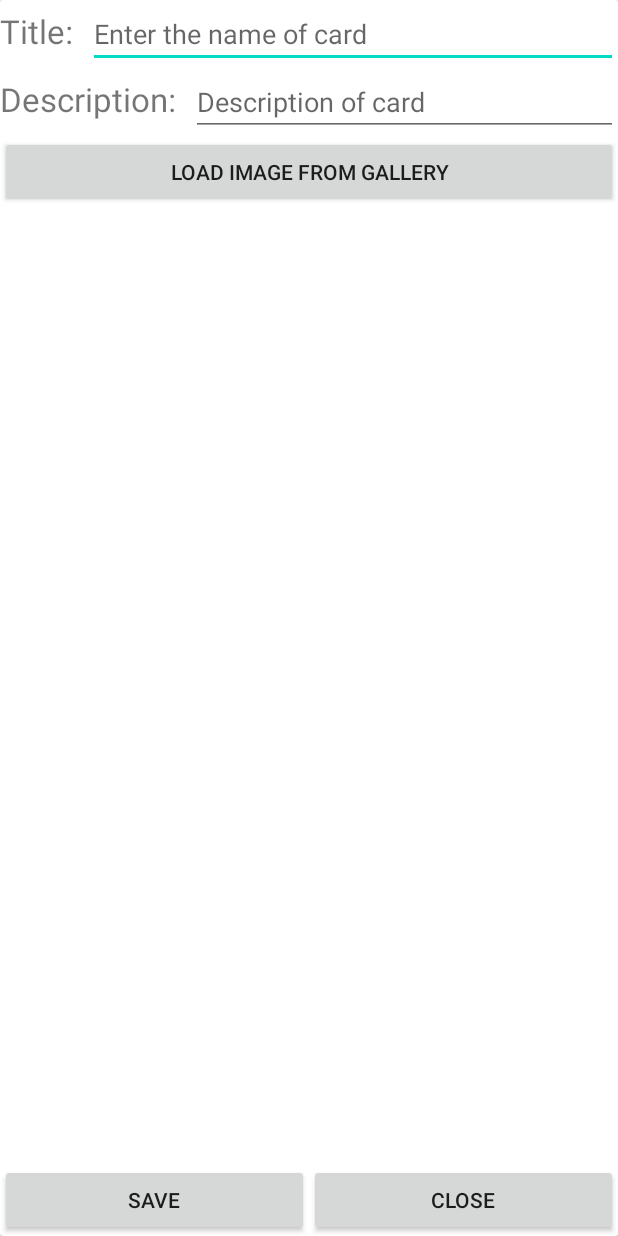
After one commit to sillva7/CardsForBoardGame, an Android app: the layout activity_add_new_card.xml on its own in the app's theme, with its tools: preview values and no code run, on a phone screen of 412 x 824 dp. The commit adds this screen. Run offline under Robolectric (Android 15) with nearby library versions, the phone set to English and light mode, and no system bars.

Commit message:
functioning BD and addNewCardActivity(Not named it yet like that, but still)

```diff
--- a/app/build.gradle
+++ b/app/build.gradle
@@ -28,6 +28,7 @@ dependencies {
 
     implementation 'androidx.appcompat:appcompat:1.1.0'
     implementation 'androidx.constraintlayout:constraintlayout:1.1.3'
+    implementation 'androidx.recyclerview:recyclerview:1.1.0'
     testImplementation 'junit:junit:4.12'
     androidTestImplementation 'androidx.test.ext:junit:1.1.1'
     androidTestImplementation 'androidx.test.espresso:espresso-core:3.2.0'
--- a/app/src/main/AndroidManifest.xml
+++ b/app/src/main/AndroidManifest.xml
@@ -16,8 +16,10 @@
         android:roundIcon="@mipmap/ic_launcher_round"
         android:supportsRtl="true"
         android:theme="@style/AppTheme">
-        <activity android:name=".Testt"></activity>
-        <activity android:name=".MainActivity">
+        <activity android:name=".activities.AllCardsActivity"></activity>
+        <activity android:name=".activities.AddNewCardActivity" />
+        <activity android:name=".Testt" />
+        <activity android:name=".activities.MainActivity">
             <intent-filter>
                 <action android:name="android.intent.action.MAIN" />
 
--- a/app/src/main/java/com/example/cardsforboardgame/DBStuf/CardDB.java
+++ b/app/src/main/java/com/example/cardsforboardgame/DBStuf/CardDB.java
@@ -9,10 +9,10 @@ import androidx.room.RoomDatabase;
 import com.example.cardsforboardgame.Classes.Card;
 
 
-@Database(entities = {Card.class}, version = 2, exportSchema = false)
+@Database(entities = {Card.class}, version = 3, exportSchema = false)
 public abstract class CardDB extends RoomDatabase {
 
-    private static final String DB_NAME = "movies.db";
+    private static final String DB_NAME = "cards.db";
     private static CardDB database;
     private static final Object LOCK = new Object();
 
--- /dev/null
+++ b/app/src/main/res/layout/activity_add_new_card.xml
@@ -0,0 +1,118 @@
+<?xml version="1.0" encoding="utf-8"?>
+<androidx.cardview.widget.CardView
+    android:id="@+id/cardView"
+    xmlns:android="http://schemas.android.com/apk/res/android"
+    xmlns:app="http://schemas.android.com/apk/res-auto"
+    xmlns:tools="http://schemas.android.com/tools"
+    android:layout_width="match_parent"
+    android:layout_height="match_parent"
+    tools:context=".activities.AddNewCardActivity">
+
+    <LinearLayout
+        android:layout_width="match_parent"
+        android:layout_height="match_parent"
+        android:orientation="vertical">
+
+        <LinearLayout
+            android:layout_width="match_parent"
+            android:layout_height="wrap_content"
+            android:orientation="horizontal">
+
+            <TextView
+                android:id="@+id/titleTV"
+                android:layout_width="wrap_content"
+                android:layout_height="wrap_content"
+                android:layout_marginEnd="10dp"
+                android:text="@string/title"
+                android:textSize="22sp"
+                app:layout_constraintStart_toStartOf="parent"
+                app:layout_constraintTop_toTopOf="parent" />
+
+            <EditText
+                android:id="@+id/titleET"
+                android:layout_width="match_parent"
+                android:layout_height="wrap_content"
+
+                android:hint="@string/enter_the_name_of_card" />
+
+        </LinearLayout>
+
+        <LinearLayout
+            android:layout_width="match_parent"
+            android:layout_height="wrap_content"
+            android:orientation="horizontal">
+
+            <TextView
+                android:id="@+id/descriptionTV"
+                android:layout_width="wrap_content"
+                android:layout_height="wrap_content"
+                android:layout_marginEnd="10dp"
+                android:text="@string/description"
+                android:textSize="22sp"
+                app:layout_constraintStart_toStartOf="parent"
+                app:layout_constraintTop_toTopOf="parent" />
+
+            <EditText
+                android:id="@+id/descriptionET"
+                android:layout_width="match_parent"
+                android:layout_height="wrap_content"
+                android:hint="@string/description_of_card" />
+
+        </LinearLayout>
+
+
+        <Button
+            android:id="@+id/button"
+            android:layout_width="match_parent"
+            android:layout_height="wrap_content"
+            android:onClick="setImg"
+            android:text="@string/load_image_from_gallery"
+            app:layout_constraintBottom_toBottomOf="parent"
+            app:layout_constraintEnd_toEndOf="parent"
+            app:layout_constraintStart_toStartOf="parent"
+            app:layout_constraintTop_toBottomOf="@+id/imageView" />
+<androidx.constraintlayout.widget.ConstraintLayout
+    android:layout_width="match_parent"
+    android:layout_height="match_parent">
+
+
+
+        <ImageView
+            android:id="@+id/imageView"
+            android:layout_width="match_parent"
+            android:layout_height="wrap_content"
+            android:layout_gravity="center"
+            app:layout_constraintStart_toStartOf="parent"
+            app:layout_constraintBottom_toTopOf="@id/buttons" />
+
+        <LinearLayout
+            android:id="@+id/buttons"
+            android:layout_width="match_parent"
+            android:layout_height="wrap_content"
+            android:orientation="horizontal"
+            app:layout_constraintBottom_toBottomOf="parent"
+            app:layout_constraintStart_toStartOf="parent"
+            >
+
+            <Button
+                android:id="@+id/save"
+                android:onClick="save"
+                android:layout_width="0dp"
+                android:layout_height="wrap_content"
+                android:layout_weight="1"
+                android:text="@string/save" />
+
+            <Button
+                android:layout_width="0dp"
+                android:layout_height="wrap_content"
+                android:layout_weight="1"
+                android:onClick="close"
+                android:text="@string/close" />
+
+        </LinearLayout>
+</androidx.constraintlayout.widget.ConstraintLayout>
+
+    </LinearLayout>
+
+
+</androidx.cardview.widget.CardView>
```
Also changed, not shown: app/src/main/java/com/example/cardsforboardgame/activities/AddNewCardActivity.java (renamed from app/src/main/java/com/example/cardsforboardgame/MainActivity.java, +48 -17 lines), app/src/main/java/com/example/cardsforboardgame/activities/AllCardsActivity.java (added, +16 -0 lines), app/src/main/java/com/example/cardsforboardgame/activities/MainActivity.java (added, +27 -0 lines), app/src/main/res/layout/activity_all_cards.xml (added, +14 -0 lines), app/src/main/res/layout/activity_main.xml (+47 -96 lines), app/src/main/res/layout/card_item.xml (added, +33 -0 lines), app/src/main/res/values/strings.xml (+7 -0 lines), app/src/main/res/values/styles.xml (+7 -0 lines).
